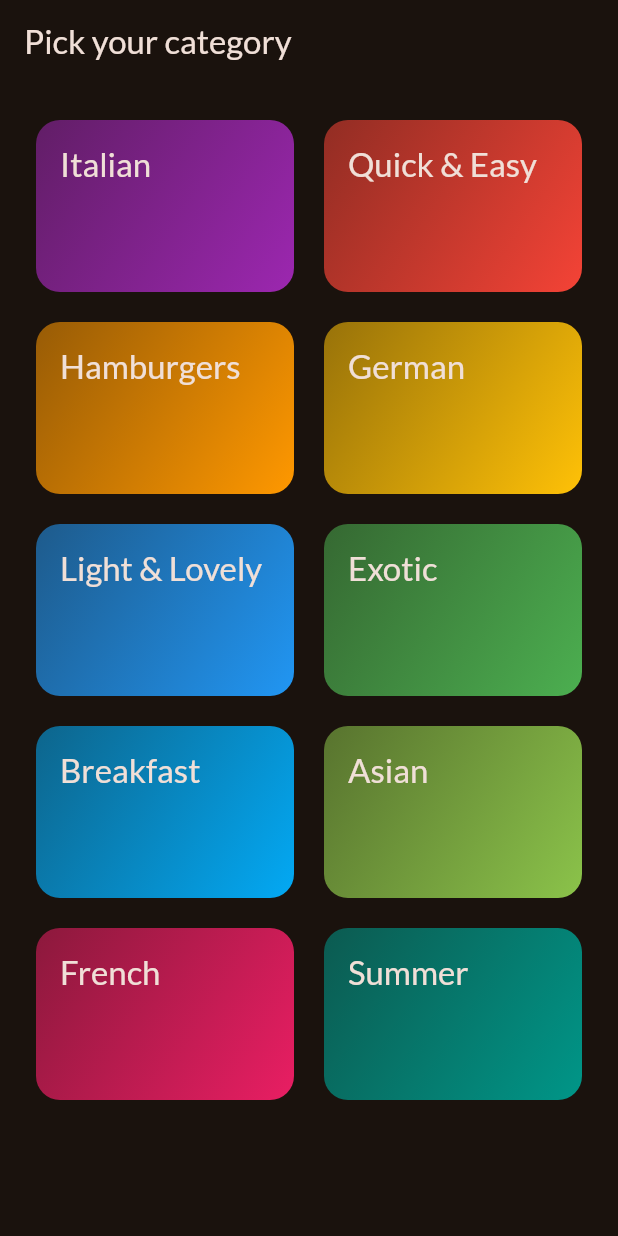
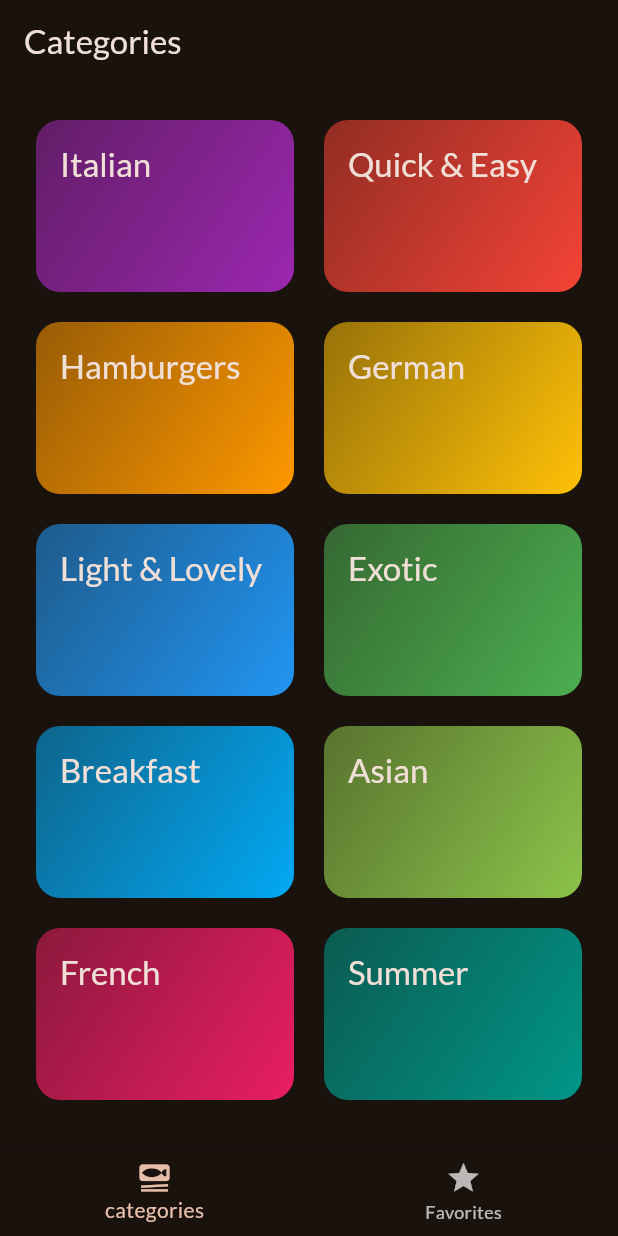
Before and after one commit to timseoaudit/meals, a Flutter app: the screen it shows after launch, on a phone screen of 412 x 824 dp. Run offline on Flutter 3.47's test engine with Material 3 defaults, Android fonts, the phone set to English and light mode, and no system bars; our stand-ins replace google_fonts, transparent_image.

Commit message:
Add Tabbar
Added Tabbar for Navigation between categories and favorites

```diff
--- a/lib/main.dart
+++ b/lib/main.dart
@@ -1,7 +1,6 @@
 import 'package:flutter/material.dart';
-
 import 'package:google_fonts/google_fonts.dart';
-import 'package:meals/screens/categories.dart';
+import 'package:meals/screens/tabs.dart';
 
 final theme = ThemeData(
   useMaterial3: true,
@@ -23,7 +22,7 @@ class App extends StatelessWidget {
   Widget build(BuildContext context) {
     return MaterialApp(
       theme: theme,
-      home: const CategoriesScreen(),
+      home: const TabsScreen(),
     );
   }
 }
--- a/lib/screens/categories.dart
+++ b/lib/screens/categories.dart
@@ -26,13 +26,7 @@ class CategoriesScreen extends StatelessWidget {
 
   @override
   Widget build(BuildContext context) {
-    return Scaffold(
-      appBar: AppBar(
-        title: const Text(
-          'Pick your category',
-        ),
-      ),
-      body: GridView(
+    return GridView(
         padding: const EdgeInsets.all(24),
         gridDelegate: const SliverGridDelegateWithFixedCrossAxisCount(
           crossAxisCount: 2,
@@ -49,7 +43,6 @@ class CategoriesScreen extends StatelessWidget {
               },
             ),
         ],
-      ),
-    );
+      );
   }
 }
--- a/lib/screens/meals.dart
+++ b/lib/screens/meals.dart
@@ -4,9 +4,9 @@ import 'package:meals/screens/meal_details.dart';
 import 'package:meals/widgets/meal_item.dart';
 
 class MealsScreen extends StatelessWidget {
-  const MealsScreen({super.key, required this.title, required this.meals});
+  const MealsScreen({super.key, this.title, required this.meals});
 
-  final String title;
+  final String? title;
   final List<Meal> meals;
 
   void selectMeal(
@@ -53,10 +53,15 @@ class MealsScreen extends StatelessWidget {
         ]),
       );
     }
+
+    if (title == null) {
+      return content;
+    }
+
     return Scaffold(
         appBar: AppBar(
           title: Text(
-            title,
+            title!,
           ),
         ),
         body: content);
--- /dev/null
+++ b/lib/screens/tabs.dart
@@ -0,0 +1,48 @@
+import 'package:flutter/material.dart';
+import 'package:meals/screens/categories.dart';
+import 'package:meals/screens/meals.dart';
+
+class TabsScreen extends StatefulWidget {
+  const TabsScreen({super.key});
+
+  @override
+  State<TabsScreen> createState() => _TabsScreenState();
+}
+
+class _TabsScreenState extends State<TabsScreen> {
+  int _selectedPageIndex = 0;
+
+  void _selectPage(int index) {
+    setState(() {
+      _selectedPageIndex = index;
+    });
+  }
+
+  @override
+  Widget build(BuildContext context) {
+    Widget activePage = const CategoriesScreen();
+    var activePageTitle = 'Categories';
+
+    if (_selectedPageIndex == 1) {
+      activePage = const MealsScreen(meals: []);
+      activePageTitle = 'Your Favorites';
+    }
+    return Scaffold(
+      appBar: AppBar(
+        title: Text(activePageTitle),
+      ),
+      body: activePage,
+      bottomNavigationBar:
+          BottomNavigationBar(onTap: _selectPage, currentIndex: _selectedPageIndex,  items: const [
+        BottomNavigationBarItem(
+          icon: Icon(Icons.set_meal),
+          label: 'categories',
+        ),
+        BottomNavigationBarItem(
+          icon: Icon(Icons.star),
+          label: 'Favorites',
+        )
+      ]),
+    );
+  }
+}
```
